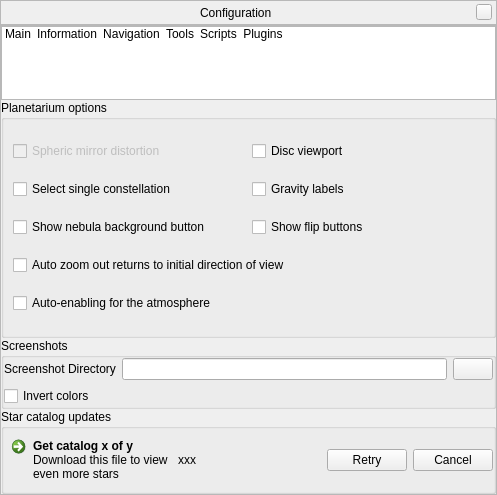
519984307/stellarium_src, file src/gui/configurationDialog.ui: the form before one commit.
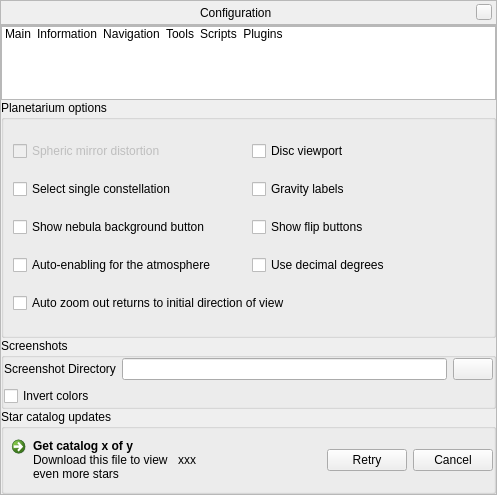
The form after the commit. The open tabs and pages were chosen to show the change. Icons and pictures are not drawn. Custom widgets are drawn as their Qt base class.

Commit message:
Now we can use displaying the decimal degrees for the coordinates of celestial bodies.
New config option:
gui/flag_show_decimal_degrees = false

The edit to the form file:
```diff
--- a/src/gui/configurationDialog.ui
+++ b/src/gui/configurationDialog.ui
@@ -1124,7 +1124,7 @@
                </property>
               </widget>
              </item>
-             <item row="3" column="0" colspan="2">
+             <item row="4" column="0" colspan="2">
               <widget class="QCheckBox" name="autoZoomResetsDirectionCheckbox">
                <property name="toolTip">
                 <string>When enabled, the &quot;auto zoom out&quot; key will also set the initial viewing direction</string>
@@ -1134,7 +1134,7 @@
                </property>
               </widget>
              </item>
-             <item row="4" column="0">
+             <item row="3" column="0">
               <widget class="QCheckBox" name="autoEnableAtmosphereCheckBox">
                <property name="toolTip">
                 <string>Auto-enabling of the atmosphere for bodies with atmosphere in location window</string>
@@ -1144,6 +1144,16 @@
                </property>
               </widget>
              </item>
+             <item row="3" column="1">
+              <widget class="QCheckBox" name="decimalDegreeCheckBox">
+               <property name="toolTip">
+                <string>Use decimal degrees for coordinates</string>
+               </property>
+               <property name="text">
+                <string>Use decimal degrees</string>
+               </property>
+              </widget>
+             </item>
             </layout>
            </widget>
           </item>
```
The commit also changes 7 other files.
